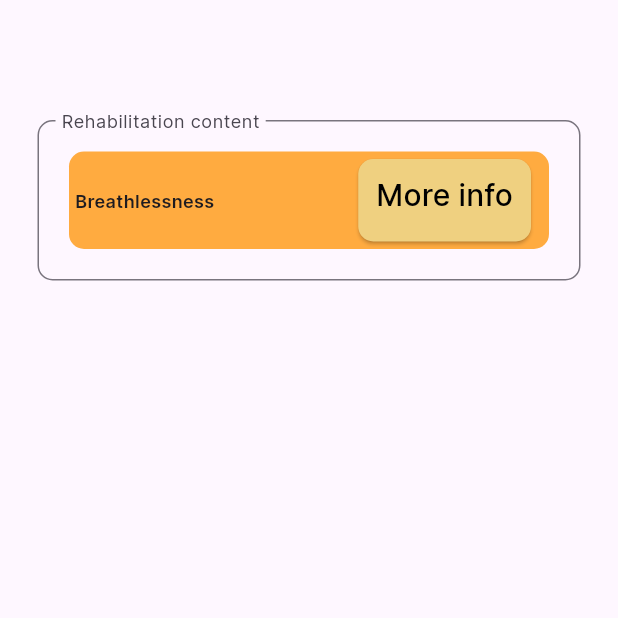
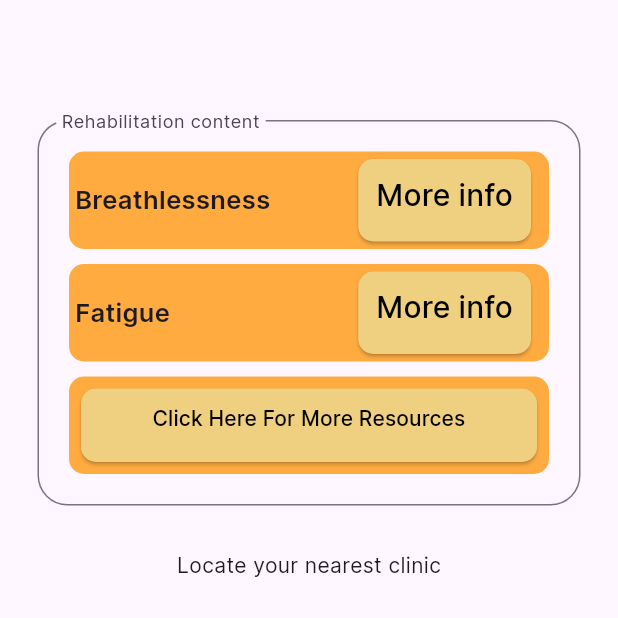
Before and after one commit to JokerZ75/Elaros-OH, a Flutter app: the screen it shows after launch, on a phone screen of 412 x 824 dp, the top half of it. Run offline on Flutter 3.47's test engine with Material 3 defaults, Android fonts, the phone set to English and light mode, and no system bars; our stand-ins replace cloud_firestore, firebase_auth, firebase_core, fl_chart; accounts and stored records are empty.

Commit message:
circle change

```diff
--- a/occupational_health/lib/pages/support_page.dart
+++ b/occupational_health/lib/pages/support_page.dart
@@ -28,7 +28,7 @@ class _SupportPageState extends State<SupportPage> {
                 decoration: InputDecoration(
                   labelText: 'Rehabilitation content',
                   border: OutlineInputBorder(
-                    borderRadius: BorderRadius.circular(10.0),
+                    borderRadius: BorderRadius.circular(20.0),
                   ),
                 ),
                 //  air pollution row
@@ -52,7 +52,7 @@ class _SupportPageState extends State<SupportPage> {
                                   child: Text(
                                     "Breathlessness",
                                     style: TextStyle(
-                                        fontSize: 12,
+                                        fontSize: 17,
                                         fontWeight: FontWeight.w600,
                                         height: 1.2),
                                   ),
@@ -60,7 +60,8 @@ class _SupportPageState extends State<SupportPage> {
                               ),
                               new Spacer(),
                               Padding(
-                                padding: const EdgeInsets.only(left: 5, right: 12, top: 5, bottom: 5),
+                                padding: const EdgeInsets.only(
+                                    left: 5, right: 12, top: 5, bottom: 5),
                                 child: Expanded(
                                   child: MySubmitButton(
                                     onPressed: () {},
@@ -76,10 +77,82 @@ class _SupportPageState extends State<SupportPage> {
                         ),
                       ),
                     ),
+                    Container(
+                      child: Padding(
+                        padding: const EdgeInsets.all(5.0),
+                        child: Container(
+                          // width: double.infinity,
+                          height: 65,
+                          decoration: BoxDecoration(
+                            color: Colors.orangeAccent,
+                            borderRadius: BorderRadius.circular(10.0),
+                          ),
+                          child: Row(
+                            children: [
+                              Padding(
+                                padding: const EdgeInsets.all(4.0),
+                                child: Expanded(
+                                  child: Text(
+                                    "Fatigue",
+                                    style: TextStyle(
+                                        fontSize: 17,
+                                        fontWeight: FontWeight.w600,
+                                        height: 1.2),
+                                  ),
+                                ),
+                              ),
+                              new Spacer(),
+                              Padding(
+                                padding: const EdgeInsets.only(
+                                    left: 5, right: 12, top: 5, bottom: 5),
+                                child: Expanded(
+                                  child: MySubmitButton(
+                                    onPressed: () {},
+                                    minWidth: 10,
+                                    textSize: 20,
+                                    text: "More info",
+                                    // need to style this text more
+                                  ),
+                                ),
+                              ),
+                            ],
+                          ),
+                        ),
+                      ),
+                    ),
+                    Container(
+                      child: Padding(
+                        padding: const EdgeInsets.all(5.0),
+                        child: Container(
+                          // width: double.infinity,
+                          height: 65,
+                          decoration: BoxDecoration(
+                            color: Colors.orangeAccent,
+                            borderRadius: BorderRadius.circular(10.0),
+                          ),
+                          child: Padding(
+                            padding: const EdgeInsets.all(8),
+                            child: Expanded(
+                              child: MySubmitButton(
+                                onPressed: () {},
+                                minWidth: 10,
+                                textSize: 14,
+                                text: "Click Here For More Resources",
+                                // need to style this text more
+                              ),
+                            ),
+                          ),
+                        ),
+                      ),
+                    ),
                   ],
                 ),
               ),
             ),
+            SizedBox(height: 30),
+            Text("Locate your nearest clinic"),
+            SizedBox(height: 15),
+
           ],
         ),
       ),
```
